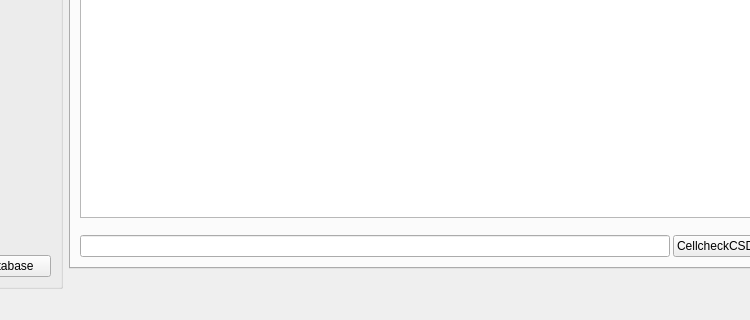
Above: structurefinder/gui/strf_main.ui from dkratzert/StructureFinder before the change; both pictures show x 90 to 840 and y 630 to 950 of the 1280 by 950 pixel window. Below: the same form after it.
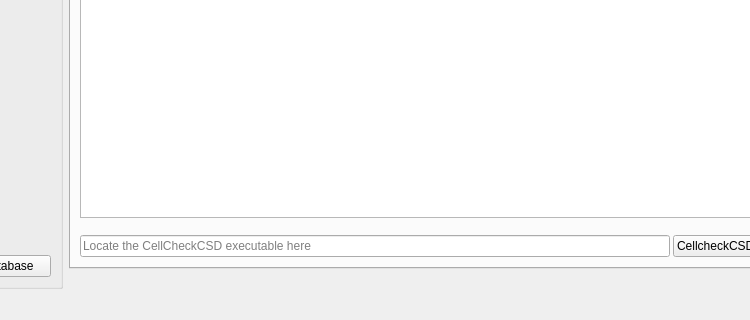
That is the form after the change. Custom widgets are drawn as their Qt base class.

```diff
--- a/structurefinder/gui/strf_main.ui
+++ b/structurefinder/gui/strf_main.ui
@@ -3193,6 +3193,9 @@
                 <property name="readOnly">
                  <bool>true</bool>
                 </property>
+                <property name="placeholderText">
+                 <string>Locate the CellCheckCSD executable here</string>
+                </property>
                </widget>
               </item>
               <item>
```
Left out of the diff: 4 changed lines with no effect on the pictures.
